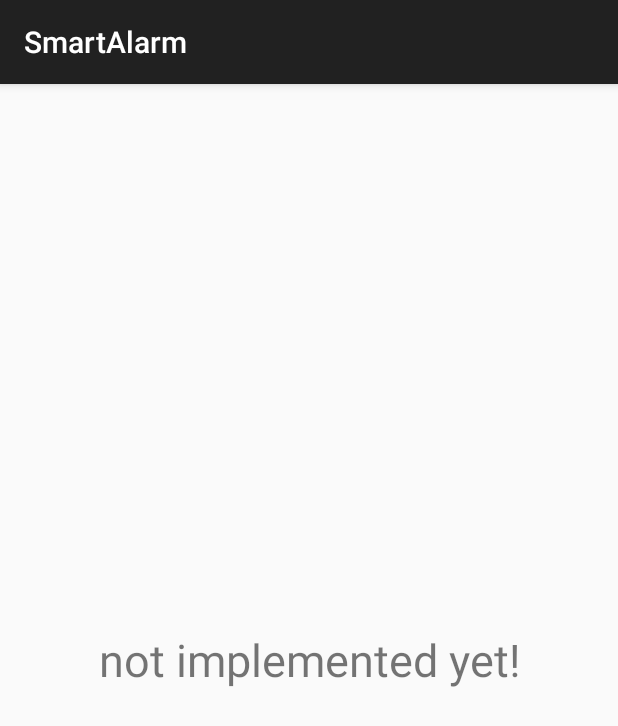
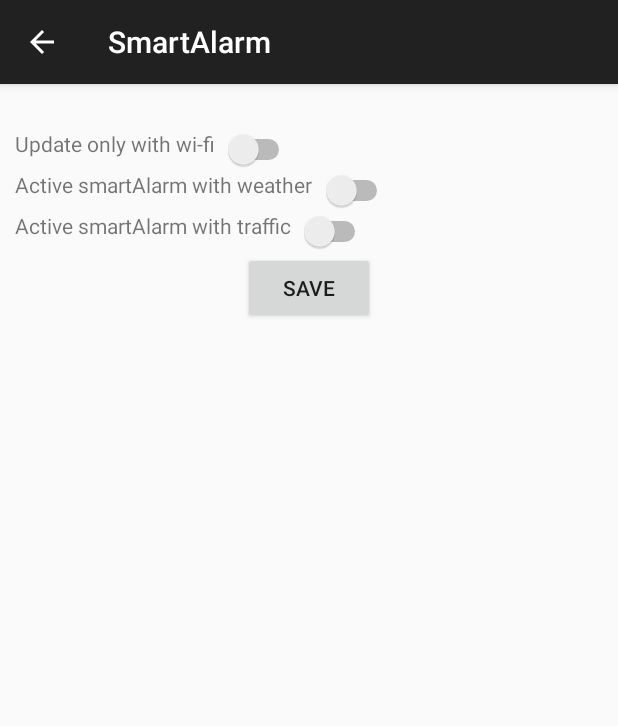
Before and after one commit to xavimoya/AndroidProject, an Android app: the screen it shows after launch (ConfigurationActivity), in the side drawer, after a tap on "Preferences", on a phone screen of 412 x 824 dp. Shown: the top 726 px of the screen. Run offline under Robolectric (Android 15) with nearby library versions, the phone set to English and light mode, and no system bars; our stand-ins replace Firebase (no records; nobody signed in at launch, a user with empty details on screens opened directly); pictures from the network do not load.

Commit message:
Update shared preferences

```diff
--- a/SmartAlarm/app/src/main/java/xavi/smartalarm/ConfigurationActivity.java
+++ b/SmartAlarm/app/src/main/java/xavi/smartalarm/ConfigurationActivity.java
@@ -3,7 +3,11 @@ package xavi.smartalarm;
 import android.content.SharedPreferences;
 import android.os.Bundle;
 import android.support.v7.app.AppCompatActivity;
+import android.support.v7.widget.Toolbar;
+import android.view.MenuItem;
 import android.view.View;
+import android.widget.Button;
+import android.widget.Switch;
 
 /**
  * Created by Xavi on 21/4/17.
@@ -14,6 +18,7 @@ class ConfigurationActivity extends AppCompatActivity implements View.OnClickLis
 
 
     private static SharedPreferences preferences;
+    Switch sw1,sw2,sw3;
 
     @Override
     public void onCreate(Bundle savedInstanceState) {
@@ -22,10 +27,65 @@ class ConfigurationActivity extends AppCompatActivity implements View.OnClickLis
         preferences = getSharedPreferences("MyPreferences", MODE_PRIVATE);
 
 
+        assert getSupportActionBar() != null;
+        getSupportActionBar().setDisplayHomeAsUpEnabled(true);
+
+         sw1 = (Switch)findViewById(R.id.sw1);
+         sw2 = (Switch)findViewById(R.id.sw2);
+         sw3 = (Switch)findViewById(R.id.sw3);
+        Button btnsave = (Button) findViewById(R.id.saveButton);
+        btnsave.setOnClickListener(this);
+        if (preferences.contains("onlyWifi")){
+            if(preferences.getString("onlyWifi","yes").equals("yes")){
+                sw1.setChecked(true);
+            }
+        }
+        if (preferences.contains("useWeather")){
+            if(preferences.getString("useWeather","yes").equals("yes")){
+                sw2.setChecked(true);
+            }
+        }
+        if (preferences.contains("useTraffic")){
+            if(preferences.getString("useTraffic","yes").equals("yes")){
+                sw3.setChecked(true);
+            }
+        }
+
+
+
+
+    }
+
+    @Override
+    public boolean onOptionsItemSelected(MenuItem item) {
+        switch (item.getItemId()) {
+            case android.R.id.home:
+                onBackPressed();
+                return true;
+        }
+
+        return super.onOptionsItemSelected(item);
     }
 
     @Override
     public void onClick(View v) {
+        switch (v.getId()){
+            case R.id.saveButton:
+                SharedPreferences.Editor editor = preferences.edit();
+                if (sw1.isChecked()) editor.putString("onlyWifi","yes");
+                else editor.putString("onlyWifi","no");
+                if (sw2.isChecked()) editor.putString("useWeather","yes");
+                else editor.putString("useWeather","no");
+                if (sw3.isChecked()) editor.putString("useTraffic","yes");
+                else editor.putString("useTraffic","no");
+
+                editor.apply();
+
+                finish();
+                break;
+
+
+        }
 
     }
 }
--- a/SmartAlarm/app/src/main/java/xavi/smartalarm/MainActivity.java
+++ b/SmartAlarm/app/src/main/java/xavi/smartalarm/MainActivity.java
@@ -101,8 +101,9 @@ public class MainActivity extends AppCompatActivity implements GoogleApiClient.O
         setContentView(R.layout.drawerlayout);
 
 
-      //  assert getSupportActionBar() != null;
-     //   getSupportActionBar().setDisplayHomeAsUpEnabled(false);
+        assert getSupportActionBar() != null;
+        getSupportActionBar().setDisplayHomeAsUpEnabled(true);
+        getSupportActionBar().setHomeAsUpIndicator(R.drawable.menu24);
 
         preferences = getSharedPreferences("MyPreferences",MODE_PRIVATE);
 
@@ -227,6 +228,7 @@ public class MainActivity extends AppCompatActivity implements GoogleApiClient.O
         }
         //databaseReference.removeEventListener(listener);
     }
+
 
     @Override
     public void onConnectionFailed(@NonNull ConnectionResult connectionResult) {
@@ -516,6 +518,9 @@ public class MainActivity extends AppCompatActivity implements GoogleApiClient.O
                 sendBroadcast(intent);
                 if(i2!=null)i2.setVisible(false);
                 break;
+            case android.R.id.home:
+                drawer.openDrawer(GravityCompat.START);
+                return true;
         }
         return super.onOptionsItemSelected(item);
     }
@@ -675,4 +680,6 @@ public class MainActivity extends AppCompatActivity implements GoogleApiClient.O
     private void setAlarm(Alarm alarm){
 
     }
+
+
 }
--- a/SmartAlarm/app/src/main/res/layout/activity_configuration.xml
+++ b/SmartAlarm/app/src/main/res/layout/activity_configuration.xml
@@ -3,12 +3,79 @@
     android:orientation="vertical" android:layout_width="match_parent"
     android:layout_height="match_parent">
 
-    <TextView
+    <LinearLayout
         android:layout_width="match_parent"
-        android:layout_height="match_parent"
-        android:text="not implemented yet!"
-        android:textSize="30sp"
-        android:gravity="center"/>
+        android:layout_height="wrap_content"
+        android:layout_marginStart="10sp"
+        android:layout_marginTop="30sp"
+        android:orientation="vertical">
+
+        <RelativeLayout
+            android:layout_width="wrap_content"
+            android:layout_height="wrap_content">
+
+            <TextView
+                android:id="@+id/tv1"
+                android:layout_width="wrap_content"
+                android:layout_height="wrap_content"
+                android:text="@string/preference_update_wifi" />
+
+            <Switch
+                android:id="@+id/sw1"
+                android:layout_width="wrap_content"
+                android:layout_height="wrap_content"
+                android:layout_toEndOf="@id/tv1"
+                android:layout_marginStart="5sp"
+
+                />
+        </RelativeLayout>
+
+        <RelativeLayout
+            android:layout_width="wrap_content"
+            android:layout_height="wrap_content">
+
+            <TextView
+                android:id="@+id/tv2"
+                android:layout_width="wrap_content"
+                android:layout_height="wrap_content"
+                android:text="@string/preference_active_weather" />
+
+            <Switch
+                android:id="@+id/sw2"
+                android:layout_marginStart="5sp"
+                android:layout_width="wrap_content"
+                android:layout_height="wrap_content"
+                android:layout_toEndOf="@id/tv2"
+                />
+        </RelativeLayout>
+
+        <RelativeLayout
+            android:layout_width="wrap_content"
+            android:layout_height="match_parent">
+
+            <TextView
+                android:id="@+id/tv3"
+                android:layout_width="wrap_content"
+                android:layout_height="wrap_content"
+                android:text="@string/preference_active_traffic" />
+
+            <Switch
+                android:id="@+id/sw3"
+                android:layout_width="wrap_content"
+                android:layout_height="wrap_content"
+                android:layout_marginStart="5sp"
+                android:layout_toEndOf="@id/tv3" />
+        </RelativeLayout>
+
+    </LinearLayout>
+
+    <Button
+        android:paddingTop="10sp"
+        android:id="@+id/saveButton"
+        android:layout_width="wrap_content"
+        android:layout_height="wrap_content"
+        android:text="@string/saveBtn"
+        android:layout_gravity="center_horizontal"/>
 
 
 </LinearLayout>
--- a/SmartAlarm/app/src/main/res/values/strings.xml
+++ b/SmartAlarm/app/src/main/res/values/strings.xml
@@ -35,6 +35,10 @@
     <string name="weatherAPIkey">56ea67b66ab8d74fb18f0958284c324b</string>
     <string name="urlAPIweather"><![CDATA[http://samples.openweathermap.org/data/2.5/forecast?lat=%2$f&lon=%2$f&appid=]]></string>
     <string name="problemsSaveLocation">Some problem to save the location.</string>
+    <string name="preference_update_wifi">Update only with wi-fi</string>
+    <string name="preference_active_weather">Active smartAlarm with weather</string>
+    <string name="preference_active_traffic">Active smartAlarm with traffic</string>
+    <string name="saveBtn">Save</string>
 
 
 </resources>
```
Also changed, not shown: SmartAlarm/app/src/main/java/xavi/smartalarm/AddAlarm.java (+16 -0 lines), SmartAlarm/app/src/main/java/xavi/smartalarm/MapsActivity.java (+6 -1 lines), SmartAlarm/app/src/main/res/drawable/menu24.png (added).
